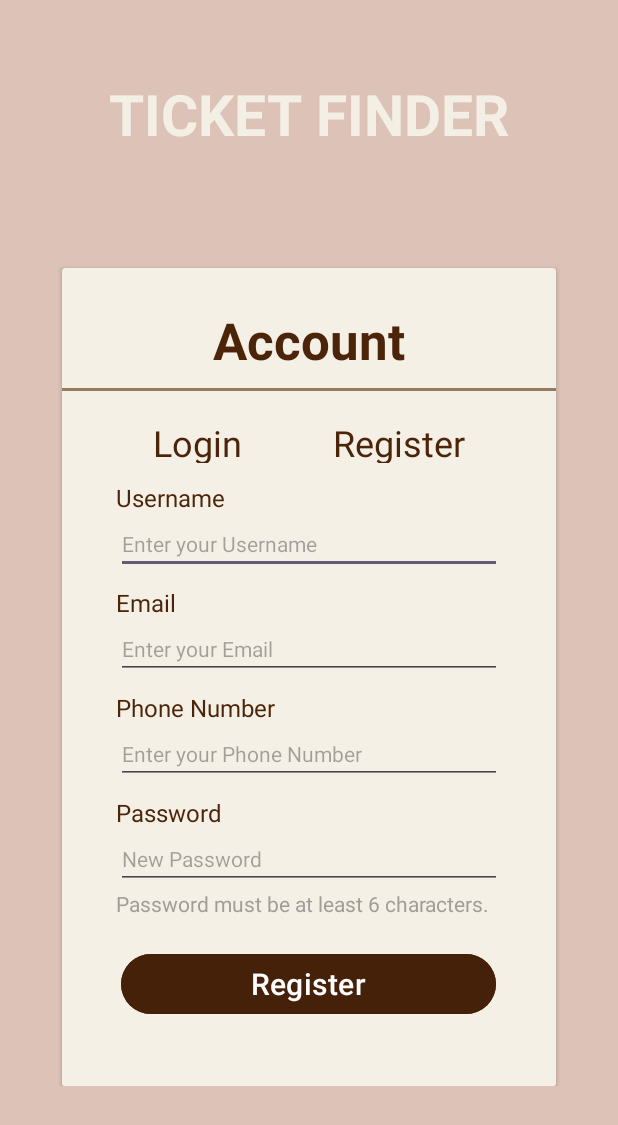
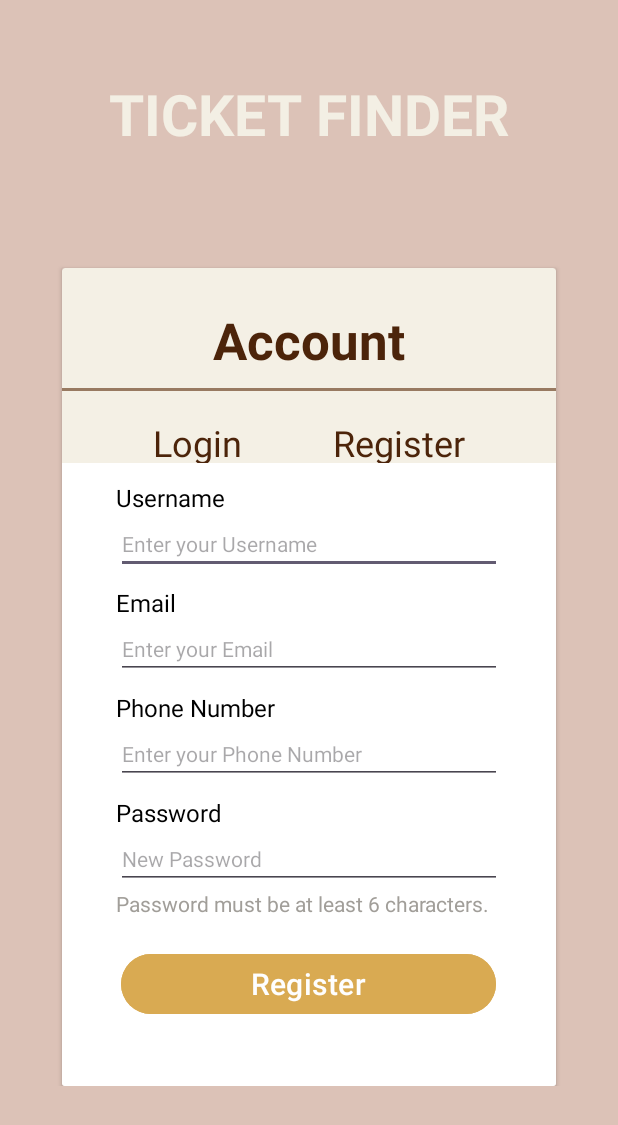
Before and after one commit to emery97/MAD24_P02_Team3, an Android app: the screen it shows after launch (MainActivity), after a tap on "Register", on a phone screen of 412 x 824 dp. Shown: the top 1125 px of the screen. Run offline under Robolectric (Android 15) with nearby library versions, the phone set to English and light mode, and no system bars; our stand-ins replace Firebase (no records; nobody signed in at launch, a user with empty details on screens opened directly); Roboto replaces fonts that are not available here.

Commit message:
edited colours

```diff
--- a/app/src/main/res/layout/activity_feedback.xml
+++ b/app/src/main/res/layout/activity_feedback.xml
@@ -2,7 +2,7 @@
     android:id="@+id/main"
     android:layout_width="match_parent"
     android:layout_height="match_parent"
-    android:background="#F4F0E5"
+    android:background="#FFFFFF"
     android:fitsSystemWindows="true"
     android:orientation="vertical">
 
@@ -25,7 +25,7 @@
         android:layout_width="match_parent"
         android:layout_height="wrap_content"
         android:layout_margin="16dp"
-        android:backgroundTint="#E15250"
+        android:backgroundTint="#D9AA52"
         android:text="Attach Image" />
 
     <ImageView
--- a/app/src/main/res/layout/approval_dialog.xml
+++ b/app/src/main/res/layout/approval_dialog.xml
@@ -2,7 +2,8 @@
 <androidx.constraintlayout.widget.ConstraintLayout xmlns:android="http://schemas.android.com/apk/res/android"
     xmlns:tools="http://schemas.android.com/tools"
     android:layout_width="match_parent"
-    android:layout_height="match_parent">
+    android:layout_height="match_parent"
+    android:background="#FFFFFF">
 
     <TextView
         android:id="@+id/textView2"
--- a/app/src/main/res/layout/bookingdetails.xml
+++ b/app/src/main/res/layout/bookingdetails.xml
@@ -1,6 +1,7 @@
 <LinearLayout xmlns:android="http://schemas.android.com/apk/res/android"
     android:layout_width="match_parent"
     android:layout_height="wrap_content"
+    android:background="#FFFFFF"
     android:orientation="vertical"
     android:padding="16dp">
 
@@ -25,8 +26,8 @@
         android:id="@+id/categoryLabel"
         android:layout_width="match_parent"
         android:layout_height="wrap_content"
+        android:layout_marginTop="10sp"
         android:gravity="center_horizontal"
-        android:layout_marginTop="10sp"
         android:text="Seat Category"
         android:textSize="16sp"
         android:textStyle="bold" />
--- a/app/src/main/res/layout/bookingdetailsmore.xml
+++ b/app/src/main/res/layout/bookingdetailsmore.xml
@@ -266,11 +266,12 @@
         android:layout_width="wrap_content"
         android:layout_height="wrap_content"
         android:layout_marginTop="10sp"
+        android:backgroundTint="#D9AA52"
+        android:onClick="generateQRCodeOnClick"
         android:text="Generate QR Code"
         android:textColor="@color/black"
-        android:onClick="generateQRCodeOnClick"
         app:layout_constraintStart_toStartOf="@id/textViewEventTitle"
-        app:layout_constraintTop_toBottomOf="@id/switchNotification"/>
+        app:layout_constraintTop_toBottomOf="@id/switchNotification" />
 
 </androidx.constraintlayout.widget.ConstraintLayout>
 
--- a/app/src/main/res/layout/category_list.xml
+++ b/app/src/main/res/layout/category_list.xml
@@ -2,9 +2,10 @@
 <TextView xmlns:android="http://schemas.android.com/apk/res/android"
     android:layout_width="match_parent"
     android:layout_height="match_parent"
-    android:padding="16dp"
+    android:background="#FFFFFF"
     android:ellipsize="end"
     android:maxLines="1"
+    android:padding="16dp"
     android:textAppearance="?attr/textAppearanceSubtitle1">
 
 </TextView>
--- a/app/src/main/res/layout/display_qractivity.xml
+++ b/app/src/main/res/layout/display_qractivity.xml
@@ -1,7 +1,8 @@
 <?xml version="1.0" encoding="utf-8"?>
 <RelativeLayout xmlns:android="http://schemas.android.com/apk/res/android"
     android:layout_width="match_parent"
-    android:layout_height="match_parent">
+    android:layout_height="match_parent"
+    android:background="#FFFFFF">
 
     <ImageView
         android:id="@+id/imageViewQRCode"
--- a/app/src/main/res/layout/forgot_password.xml
+++ b/app/src/main/res/layout/forgot_password.xml
@@ -3,7 +3,7 @@
     xmlns:app="http://schemas.android.com/apk/res-auto"
     android:layout_width="match_parent"
     android:layout_height="320dp"
-    android:background="#F4F0E5"
+    android:background="#FFFFFF"
     android:padding="16dp">
 
     <EditText
@@ -31,7 +31,7 @@
         android:layout_marginLeft="5sp"
         android:layout_marginTop="155sp"
         android:text="Email"
-        android:textColor="#4C240A"
+        android:textColor="@color/black"
         android:textSize="22sp"
         android:textStyle="bold" />
 
@@ -60,7 +60,7 @@
         android:layout_marginTop="90sp"
         android:text="Forgot Password"
         android:textAlignment="center"
-        android:textColor="#4C240A"
+        android:textColor="@color/black"
         android:textSize="24sp"
         android:textStyle="bold" />
 </RelativeLayout>
--- a/app/src/main/res/layout/fragment_register.xml
+++ b/app/src/main/res/layout/fragment_register.xml
@@ -3,7 +3,7 @@
     xmlns:tools="http://schemas.android.com/tools"
     android:layout_width="match_parent"
     android:layout_height="match_parent"
-    android:background="#F4F0E5"
+    android:background="#FFFFFF"
     android:orientation="vertical"
     android:paddingLeft="36dp"
     android:paddingTop="12dp"
@@ -17,7 +17,7 @@
         android:layout_height="wrap_content"
         android:layout_gravity="center_horizontal"
         android:text="Username"
-        android:textColor="#4C240A"
+        android:textColor="@color/black"
         android:textSize="16sp"
         tools:textStyle="bold" />
 
@@ -28,9 +28,9 @@
         android:layout_gravity="center_horizontal"
         android:ems="10"
         android:hint="Enter your Username"
+        android:importantForAutofill="no"
         android:inputType="text"
-        android:textSize="14sp"
-        android:importantForAutofill="no"/>
+        android:textSize="14sp" />
 
     <TextView
         android:id="@+id/RegEmail"
@@ -39,7 +39,7 @@
         android:layout_gravity="center_horizontal"
         android:layout_marginTop="8dp"
         android:text="Email"
-        android:textColor="#4C240A"
+        android:textColor="@color/black"
         android:textSize="16sp"
         tools:textStyle="bold" />
 
@@ -50,9 +50,9 @@
         android:layout_gravity="center_horizontal"
         android:ems="10"
         android:hint="Enter your Email"
+        android:importantForAutofill="no"
         android:inputType="textEmailAddress"
-        android:textSize="14sp"
-        android:importantForAutofill="no"/>
+        android:textSize="14sp" />
 
     <TextView
         android:id="@+id/RegPh"
@@ -61,7 +61,7 @@
         android:layout_gravity="center_horizontal"
         android:layout_marginTop="8dp"
         android:text="Phone Number"
-        android:textColor="#4C240A"
+        android:textColor="@color/black"
         android:textSize="16sp"
         tools:textStyle="bold" />
 
@@ -72,9 +72,9 @@
         android:layout_gravity="center_horizontal"
         android:ems="10"
         android:hint="Enter your Phone Number"
+        android:importantForAutofill="no"
         android:inputType="phone"
-        android:textSize="14sp"
-        android:importantForAutofill="no"/>
+        android:textSize="14sp" />
 
     <TextView
         android:id="@+id/RegPassword"
@@ -83,7 +83,7 @@
         android:layout_gravity="center_horizontal"
         android:layout_marginTop="8dp"
         android:text="Password"
-        android:textColor="#4C240A"
+        android:textColor="@color/black"
         android:textSize="16sp"
         tools:textStyle="bold" />
 
@@ -94,9 +94,9 @@
         android:layout_gravity="center_horizontal"
         android:ems="10"
         android:hint="New Password"
+        android:importantForAutofill="no"
         android:inputType="textPassword"
-        android:textSize="14sp"
-        android:importantForAutofill="no"/>
+        android:textSize="14sp" />
 
     <TextView
         android:id="@+id/passwordReq"
@@ -112,7 +112,7 @@
         android:layout_height="wrap_content"
         android:layout_gravity="center_horizontal"
         android:layout_marginTop="20dp"
-        android:backgroundTint="#462109"
+        android:backgroundTint="#D9AA52"
         android:text="Register"
         android:textColor="#FEFEFE"
         android:textSize="20sp" />
--- a/app/src/main/res/layout/viewfeedbackrecycler.xml
+++ b/app/src/main/res/layout/viewfeedbackrecycler.xml
@@ -1,8 +1,8 @@
 <?xml version="1.0" encoding="utf-8"?>
-<LinearLayout
-    xmlns:android="http://schemas.android.com/apk/res/android"
+<LinearLayout xmlns:android="http://schemas.android.com/apk/res/android"
     android:layout_width="match_parent"
     android:layout_height="wrap_content"
+    android:background="#FFFFFF"
     android:orientation="vertical"
     android:padding="8dp">
 
```
Also changed, not shown: app/src/main/res/layout-land/activity_feedback.xml (+6 -6 lines), app/src/main/res/layout/activity_booking_history_details.xml (+24 -25 lines), app/src/main/res/layout/activity_view_feedback.xml (+4 -4 lines), app/src/main/res/layout/footer.xml (+4 -4 lines), app/src/main/res/layout/fragment_sign_in.xml (+7 -7 lines), app/src/main/res/layout/reminder_dialog.xml (+7 -4 lines), app/src/main/res/layout/seat_category_list.xml (+4 -3 lines), app/src/main/res/layout/transfer_tickets_activity.xml (+9 -8 lines), app/src/main/res/layout/unfriend_item.xml (+5 -4 lines), app/src/main/res/layout/user_message.xml (+9 -9 lines).
